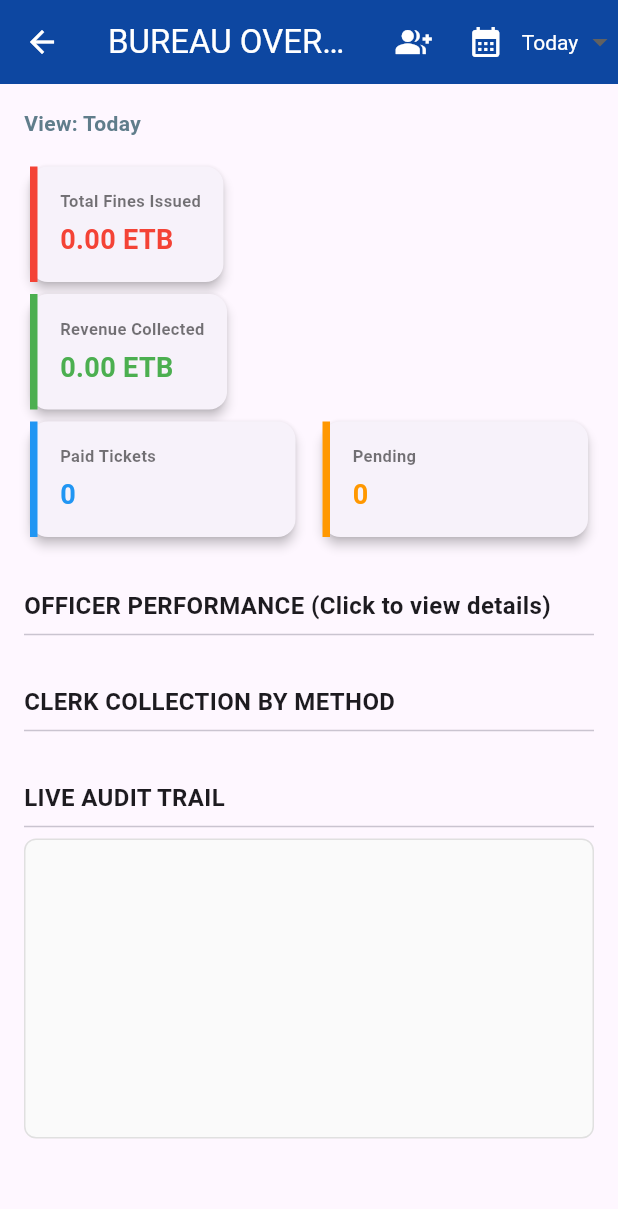
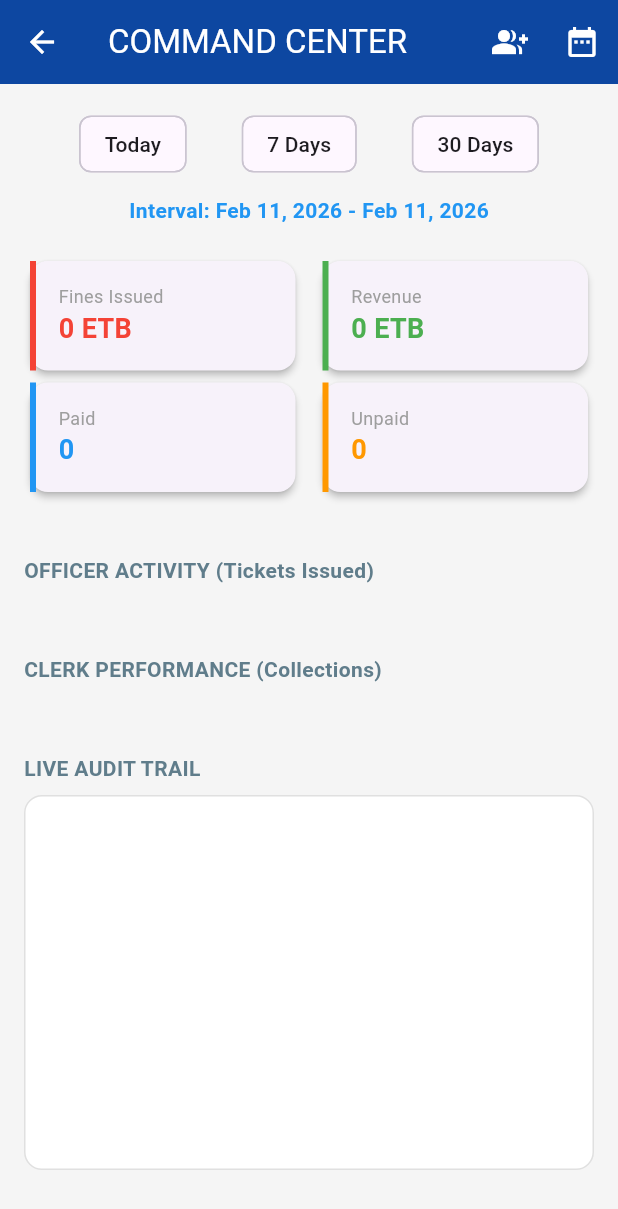
Before and after one commit to brtsegayetad-glitch/bahirdar-traffic-app, a Flutter app: the SupervisorDashboard screen opened directly, on a phone screen of 412 x 824 dp. Shown: the top 1209 px of the screen. Run offline on Flutter 3.47's test engine with Material 3 defaults, Android fonts, the phone set to English and light mode, and no system bars; our stand-ins replace cloud_firestore, firebase_core, pdf, printing; accounts and stored records are empty.

```diff
--- a/lib/screens/supervisor_dashboard.dart
+++ b/lib/screens/supervisor_dashboard.dart
@@ -11,28 +11,54 @@ class SupervisorDashboard extends StatefulWidget {
 }
 
 class _SupervisorDashboardState extends State<SupervisorDashboard> {
-  String _timeFilter = 'Today';
-  DateTime _selectedDate = DateTime.now();
+  // Start with 'Today' range
+  DateTime _startDate = DateTime(
+    DateTime.now().year,
+    DateTime.now().month,
+    DateTime.now().day,
+  );
+  DateTime _endDate = DateTime(
+    DateTime.now().year,
+    DateTime.now().month,
+    DateTime.now().day,
+    23,
+    59,
+    59,
+  );
 
-  // የሰራተኛውን ዝርዝር ስራ የሚያሳይ Popup (Detailed Report)
+  // Helper to update range from predefined buttons
+  void _updateRange(int days) {
+    setState(() {
+      _endDate = DateTime.now();
+      _startDate = DateTime.now().subtract(Duration(days: days));
+      // Reset time to start of day for accuracy
+      _startDate = DateTime(_startDate.year, _startDate.month, _startDate.day);
+    });
+  }
+
   void _showStaffDetails(String staffId, String role, String name) {
     showModalBottomSheet(
       context: context,
       isScrollControlled: true,
       shape: const RoundedRectangleBorder(
-        borderRadius: BorderRadius.vertical(top: Radius.circular(20)),
+        borderRadius: BorderRadius.vertical(top: Radius.circular(25)),
       ),
-      builder: (context) => Container(
-        height: MediaQuery.of(context).size.height * 0.8,
+      builder: (context) => DraggableScrollableSheet(
+        initialChildSize: 0.8,
+        expand: false,
+        builder: (context, scrollController) => Container(
           padding: const EdgeInsets.all(20),
           child: Column(
             children: [
               Text(
-              "Activity Report: $name",
-              style: const TextStyle(fontSize: 18, fontWeight: FontWeight.bold),
+                "Activity: $name",
+                style: const TextStyle(
+                  fontSize: 18,
+                  fontWeight: FontWeight.bold,
+                ),
               ),
               Text(
-              "ID: $staffId | Role: ${role.toUpperCase()}",
+                "Filter: ${DateFormat('yMMMd').format(_startDate)} - ${DateFormat('yMMMd').format(_endDate)}",
                 style: const TextStyle(color: Colors.grey),
               ),
               const Divider(),
@@ -41,41 +67,42 @@ class _SupervisorDashboardState extends State<SupervisorDashboard> {
                   stream: FirebaseFirestore.instance
                       .collection('tickets')
                       .where(
-                      role == 'officer' ? 'officerId' : 'clerkId',
+                        role == 'officer' ? 'officerId' : 'processedByClerk',
                         isEqualTo: staffId,
                       )
                       .snapshots(),
                   builder: (context, snapshot) {
-                  if (!snapshot.hasData) {
+                    if (!snapshot.hasData)
                       return const Center(child: CircularProgressIndicator());
-                  }
-                  var docs = snapshot.data!.docs;
-                  if (docs.isEmpty) {
+
+                    // Filter by date locally to match the dashboard range
+                    var docs = snapshot.data!.docs.where((doc) {
+                      var ts = doc['timestamp'] as Timestamp?;
+                      if (ts == null) return false;
+                      return ts.toDate().isAfter(_startDate) &&
+                          ts.toDate().isBefore(_endDate);
+                    }).toList();
+
+                    if (docs.isEmpty)
                       return const Center(
-                      child: Text("No transactions recorded yet."),
+                        child: Text("No records for this period."),
                       );
-                  }
 
                     return ListView.builder(
+                      controller: scrollController,
                       itemCount: docs.length,
                       itemBuilder: (context, index) {
                         var data = docs[index].data() as Map<String, dynamic>;
                         return Card(
                           child: ListTile(
-                          leading: const Icon(
-                            Icons.receipt_long,
-                            color: Colors.blueGrey,
-                          ),
                             title: Text("Plate: ${data['plate']}"),
                             subtitle: Text(
-                            "Amount: ${data['amount']} ETB | Status: ${data['status']}",
+                              "Amt: ${data['amount']} ETB | Status: ${data['status']}",
                             ),
                             trailing: Text(
-                            data['timestamp'] != null
-                                ? DateFormat('MMM d').format(
+                              DateFormat('MMM d').format(
                                 (data['timestamp'] as Timestamp).toDate(),
-                                  )
-                                : "",
+                              ),
                             ),
                           ),
                         );
@@ -87,14 +114,16 @@ class _SupervisorDashboardState extends State<SupervisorDashboard> {
             ],
           ),
         ),
+      ),
     );
   }
 
   @override
   Widget build(BuildContext context) {
     return Scaffold(
+      backgroundColor: Colors.grey[100],
       appBar: AppBar(
-        title: const Text("BUREAU OVERSIGHT & COMMAND"),
+        title: const Text("COMMAND CENTER"),
         backgroundColor: Colors.blue.shade900,
         foregroundColor: Colors.white,
         actions: [
@@ -106,90 +135,64 @@ class _SupervisorDashboardState extends State<SupervisorDashboard> {
                 builder: (context) => const UserManagementPage(),
               ),
             ),
-            tooltip: "Staff Management",
           ),
           IconButton(
-            icon: const Icon(Icons.calendar_month),
+            icon: const Icon(Icons.date_range),
             onPressed: () async {
-              DateTime? picked = await showDatePicker(
+              DateTimeRange? picked = await showDateRangePicker(
                 context: context,
-                initialDate: _selectedDate,
                 firstDate: DateTime(2024),
                 lastDate: DateTime.now(),
+                initialDateRange: DateTimeRange(
+                  start: _startDate,
+                  end: _endDate,
+                ),
               );
               if (picked != null) {
                 setState(() {
-                  _selectedDate = picked;
-                  _timeFilter = "Custom";
+                  _startDate = picked.start;
+                  _endDate = picked.end.add(
+                    const Duration(hours: 23, minutes: 59),
+                  );
                 });
               }
             },
-          ),
-          DropdownButton<String>(
-            value: _timeFilter == "Custom" ? null : _timeFilter,
-            hint: const Text(
-              "Filter",
-              style: TextStyle(color: Colors.white, fontSize: 12),
-            ),
-            dropdownColor: Colors.blue.shade800,
-            style: const TextStyle(color: Colors.white),
-            underline: Container(),
-            items: <String>['Today', 'Month', 'Year'].map((String value) {
-              return DropdownMenuItem<String>(value: value, child: Text(value));
-            }).toList(),
-            onChanged: (newValue) => setState(() {
-              _timeFilter = newValue!;
-            }),
           ),
         ],
       ),
       body: StreamBuilder<QuerySnapshot>(
         stream: FirebaseFirestore.instance.collection('tickets').snapshots(),
         builder: (context, snapshot) {
-          if (!snapshot.hasData) {
+          if (!snapshot.hasData)
             return const Center(child: CircularProgressIndicator());
-          }
 
-          var docs = snapshot.data!.docs;
+          var allDocs = snapshot.data!.docs;
+
+          // Apply Date Range Filter
+          var filteredDocs = allDocs.where((doc) {
+            var data = doc.data() as Map<String, dynamic>;
+            if (data['timestamp'] == null) return false;
+            DateTime docDate = (data['timestamp'] as Timestamp).toDate();
+            return docDate.isAfter(_startDate) && docDate.isBefore(_endDate);
+          }).toList();
+
           double totalFines = 0, totalRevenue = 0;
           int paidCount = 0, unpaidCount = 0;
           Map<String, int> officerStats = {};
-          Map<String, double> methodStats = {};
-
-          var filteredDocs = docs.where((doc) {
-            var data = doc.data() as Map<String, dynamic>;
-            if (data['timestamp'] == null) return true;
-            DateTime docDate = (data['timestamp'] as Timestamp).toDate();
-            DateTime now = DateTime.now();
-            if (_timeFilter == 'Today') {
-              return docDate.day == now.day &&
-                  docDate.month == now.month &&
-                  docDate.year == now.year;
-            }
-            if (_timeFilter == 'Month') {
-              return docDate.month == now.month && docDate.year == now.year;
-            }
-            if (_timeFilter == 'Year') return docDate.year == now.year;
-            if (_timeFilter == 'Custom') {
-              return docDate.day == _selectedDate.day &&
-                  docDate.month == _selectedDate.month &&
-                  docDate.year == _selectedDate.year;
-            }
-            return true;
-          }).toList();
+          Map<String, double> clerkStats = {}; // Tracks money per clerk
 
           for (var doc in filteredDocs) {
             var data = doc.data() as Map<String, dynamic>;
             double amount = (data['amount'] ?? 0.0).toDouble();
             String status = data['status'] ?? 'UNPAID';
             String officer = data['officerId'] ?? 'Unknown';
-            String method = data['paymentMethod'] ?? 'None';
+            String clerk = data['processedByClerk'] ?? 'System/Unpaid';
 
             totalFines += amount;
             if (status == 'PAID') {
               totalRevenue += amount;
               paidCount++;
-              methodStats[method] = (methodStats[method] ?? 0) + amount;
+              clerkStats[clerk] = (clerkStats[clerk] ?? 0) + amount;
             } else {
               unpaidCount++;
             }
@@ -201,39 +204,65 @@ class _SupervisorDashboardState extends State<SupervisorDashboard> {
             child: Column(
               crossAxisAlignment: CrossAxisAlignment.start,
               children: [
-                Text(
-                  "View: ${_timeFilter == 'Custom' ? DateFormat('yMMMd').format(_selectedDate) : _timeFilter}",
+                // Quick Filter Chips
+                Row(
+                  mainAxisAlignment: MainAxisAlignment.spaceEvenly,
+                  children: [
+                    ActionChip(
+                      label: const Text("Today"),
+                      onPressed: () => _updateRange(0),
+                    ),
+                    ActionChip(
+                      label: const Text("7 Days"),
+                      onPressed: () => _updateRange(7),
+                    ),
+                    ActionChip(
+                      label: const Text("30 Days"),
+                      onPressed: () => _updateRange(30),
+                    ),
+                  ],
+                ),
+                const SizedBox(height: 10),
+                Center(
+                  child: Text(
+                    "Interval: ${DateFormat('yMMMd').format(_startDate)} - ${DateFormat('yMMMd').format(_endDate)}",
                     style: const TextStyle(
                       fontWeight: FontWeight.bold,
-                    color: Colors.blueGrey,
+                      color: Colors.blue,
                     ),
                   ),
-                const SizedBox(height: 15),
+                ),
+                const SizedBox(height: 20),
 
-                _buildStatCard(
-                  "Total Fines Issued",
-                  "${totalFines.toStringAsFixed(2)} ETB",
-                  Colors.red,
-                ),
-                _buildStatCard(
-                  "Revenue Collected",
-                  "${totalRevenue.toStringAsFixed(2)} ETB",
-                  Colors.green,
-                ),
-
+                // Main Stats
                 Row(
                   children: [
                     Expanded(
                       child: _buildStatCard(
-                        "Paid Tickets",
-                        "$paidCount",
-                        Colors.blue,
+                        "Fines Issued",
+                        "${totalFines.toStringAsFixed(0)} ETB",
+                        Colors.red,
                       ),
                     ),
                     const SizedBox(width: 10),
                     Expanded(
                       child: _buildStatCard(
-                        "Pending",
+                        "Revenue",
+                        "${totalRevenue.toStringAsFixed(0)} ETB",
+                        Colors.green,
+                      ),
+                    ),
+                  ],
+                ),
+                Row(
+                  children: [
+                    Expanded(
+                      child: _buildStatCard("Paid", "$paidCount", Colors.blue),
+                    ),
+                    const SizedBox(width: 10),
+                    Expanded(
+                      child: _buildStatCard(
+                        "Unpaid",
                         "$unpaidCount",
                         Colors.orange,
                       ),
@@ -242,74 +271,24 @@ class _SupervisorDashboardState extends State<SupervisorDashboard> {
                 ),
 
                 const SizedBox(height: 30),
-                const Text(
-                  "OFFICER PERFORMANCE (Click to view details)",
-                  style: TextStyle(fontWeight: FontWeight.bold, fontSize: 16),
+                _sectionHeader("OFFICER ACTIVITY (Tickets Issued)"),
+                ...officerStats.entries.map(
+                  (e) =>
+                      _buildUserTile(e.key, "Tickets: ${e.value}", 'officer'),
                 ),
-                const Divider(),
-                ...officerStats.entries.map(
-                  (e) => Card(
-                    child: ListTile(
-                      leading: const CircleAvatar(child: Icon(Icons.person)),
-                      title: FutureBuilder<DocumentSnapshot>(
-                        future: FirebaseFirestore.instance
-                            .collection('users')
-                            .doc(e.key)
-                            .get(),
-                        builder: (context, userSnap) {
-                          String name =
-                              (userSnap.hasData && userSnap.data!.exists)
-                              ? userSnap.data!['name']
-                              : e.key;
-                          return Text(
-                            name,
-                            style: const TextStyle(fontWeight: FontWeight.bold),
-                          );
-                        },
-                      ),
-                      subtitle: Text("Total Tickets: ${e.value}"),
-                      trailing: const Icon(Icons.arrow_forward_ios, size: 14),
-                      onTap: () async {
-                        var userDoc = await FirebaseFirestore.instance
-                            .collection('users')
-                            .doc(e.key)
-                            .get();
-                        String name = userDoc.exists ? userDoc['name'] : e.key;
-                        _showStaffDetails(e.key, 'officer', name);
-                      },
-                    ),
+
+                const SizedBox(height: 30),
+                _sectionHeader("CLERK PERFORMANCE (Collections)"),
+                ...clerkStats.entries.map(
+                  (e) => _buildUserTile(
+                    e.key,
+                    "Collected: ${e.value.toStringAsFixed(0)} ETB",
+                    'clerk',
                   ),
                 ),
 
-                const SizedBox(height: 25),
-                const Text(
-                  "CLERK COLLECTION BY METHOD",
-                  style: TextStyle(fontWeight: FontWeight.bold, fontSize: 16),
-                ),
-                const Divider(),
-                ...methodStats.entries.map(
-                  (e) => ListTile(
-                    leading: const Icon(
-                      Icons.account_balance_wallet,
-                      color: Colors.green,
-                    ),
-                    title: Text(e.key),
-                    trailing: Text(
-                      "${e.value.toStringAsFixed(2)} ETB",
-                      style: const TextStyle(
-                        fontWeight: FontWeight.bold,
-                        color: Colors.green,
-                      ),
-                    ),
-                  ),
-                ),
-
-                const SizedBox(height: 25),
-                const Text(
-                  "LIVE AUDIT TRAIL",
-                  style: TextStyle(fontWeight: FontWeight.bold, fontSize: 16),
-                ),
-                const Divider(),
+                const SizedBox(height: 30),
+                _sectionHeader("LIVE AUDIT TRAIL"),
                 _buildAuditTrail(),
               ],
             ),
@@ -319,66 +298,65 @@ class _SupervisorDashboardState extends State<SupervisorDashboard> {
     );
   }
 
-  Widget _buildAuditTrail() {
-    return Container(
-      height: 200,
-      decoration: BoxDecoration(
-        color: Colors.grey.shade50,
-        borderRadius: BorderRadius.circular(8),
-        border: Border.all(color: Colors.grey.shade300),
+  Widget _sectionHeader(String title) {
+    return Padding(
+      padding: const EdgeInsets.symmetric(vertical: 8.0),
+      child: Text(
+        title,
+        style: const TextStyle(
+          fontWeight: FontWeight.bold,
+          color: Colors.blueGrey,
         ),
-      child: StreamBuilder<QuerySnapshot>(
-        stream: FirebaseFirestore.instance
-            .collection('audit_logs')
-            .orderBy('timestamp', descending: true)
-            .limit(10)
-            .snapshots(),
-        builder: (context, snapshot) {
-          if (!snapshot.hasData) {
-            return const Center(child: CircularProgressIndicator());
+      ),
+    );
   }
-          return ListView.builder(
-            itemCount: snapshot.data!.docs.length,
-            itemBuilder: (context, index) {
-              var log =
-                  snapshot.data!.docs[index].data() as Map<String, dynamic>;
-              return ListTile(
-                dense: true,
-                title: Text("${log['action']} - ${log['amount']} ETB"),
-                subtitle: Text("Ticket: ${log['ticketId']}"),
-                trailing: const Icon(
-                  Icons.check_circle,
-                  color: Colors.green,
-                  size: 16,
+
+  Widget _buildUserTile(String userId, String subtitle, String role) {
+    return FutureBuilder<DocumentSnapshot>(
+      future: FirebaseFirestore.instance.collection('users').doc(userId).get(),
+      builder: (context, snap) {
+        String name = (snap.hasData && snap.data!.exists)
+            ? snap.data!['name']
+            : userId;
+        return Card(
+          child: ListTile(
+            leading: CircleAvatar(
+              backgroundColor: role == 'officer'
+                  ? Colors.blue[100]
+                  : Colors.green[100],
+              child: Icon(
+                role == 'officer' ? Icons.local_police : Icons.payments,
+                size: 20,
+              ),
+            ),
+            title: Text(
+              name,
+              style: const TextStyle(fontWeight: FontWeight.bold),
+            ),
+            subtitle: Text(subtitle),
+            trailing: const Icon(Icons.chevron_right),
+            onTap: () => _showStaffDetails(userId, role, name),
           ),
         );
       },
-          );
-        },
-      ),
     );
   }
 
   Widget _buildStatCard(String title, String value, Color color) {
     return Card(
-      elevation: 3,
+      elevation: 2,
       child: Container(
         padding: const EdgeInsets.all(15),
         decoration: BoxDecoration(
-          border: Border(left: BorderSide(color: color, width: 5)),
+          border: Border(left: BorderSide(color: color, width: 4)),
         ),
         child: Column(
           crossAxisAlignment: CrossAxisAlignment.start,
           children: [
             Text(
               title,
-              style: const TextStyle(
-                fontSize: 11,
-                fontWeight: FontWeight.bold,
-                color: Colors.black54,
+              style: const TextStyle(fontSize: 12, color: Colors.grey),
             ),
-            ),
-            const SizedBox(height: 5),
             Text(
               value,
               style: TextStyle(
@@ -392,4 +370,61 @@ class _SupervisorDashboardState extends State<SupervisorDashboard> {
       ),
     );
   }
+
+  Widget _buildAuditTrail() {
+    return Container(
+      height: 250,
+      decoration: BoxDecoration(
+        color: Colors.white,
+        borderRadius: BorderRadius.circular(12),
+        border: Border.all(color: Colors.grey.shade300),
+      ),
+      child: StreamBuilder<QuerySnapshot>(
+        stream: FirebaseFirestore.instance
+            .collection('audit_logs')
+            .orderBy('timestamp', descending: true)
+            .limit(15)
+            .snapshots(),
+        builder: (context, snapshot) {
+          if (!snapshot.hasData)
+            return const Center(child: CircularProgressIndicator());
+          return ListView.separated(
+            itemCount: snapshot.data!.docs.length,
+            separatorBuilder: (c, i) => const Divider(height: 1),
+            itemBuilder: (context, index) {
+              var log =
+                  snapshot.data!.docs[index].data() as Map<String, dynamic>;
+              return ListTile(
+                dense: true,
+                leading: const Icon(
+                  Icons.history_toggle_off,
+                  size: 18,
+                  color: Colors.blue,
+                ),
+                title: Text(
+                  "${log['action']}",
+                  style: const TextStyle(
+                    fontSize: 12,
+                    fontWeight: FontWeight.bold,
+                  ),
+                ),
+                subtitle: Text(
+                  "By: ${log['userEmail'] ?? 'Unknown'}",
+                  style: const TextStyle(fontSize: 11),
+                ),
+                trailing: Text(
+                  log['timestamp'] != null
+                      ? DateFormat(
+                          'HH:mm',
+                        ).format((log['timestamp'] as Timestamp).toDate())
+                      : "",
+                  style: const TextStyle(fontSize: 10, color: Colors.grey),
+                ),
+              );
+            },
+          );
+        },
+      ),
+    );
   }
+}
```
Also changed, not shown: lib/screens/payment_page.dart (+13 -10 lines). Lines whose indentation alone changed are shown as unchanged.
